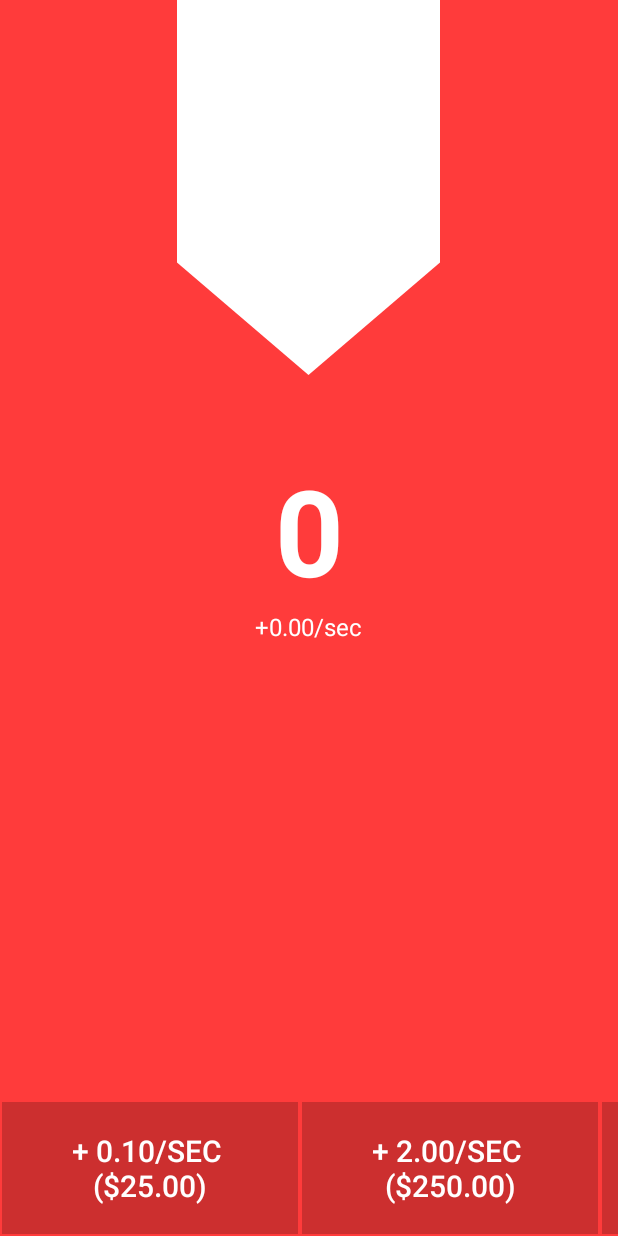
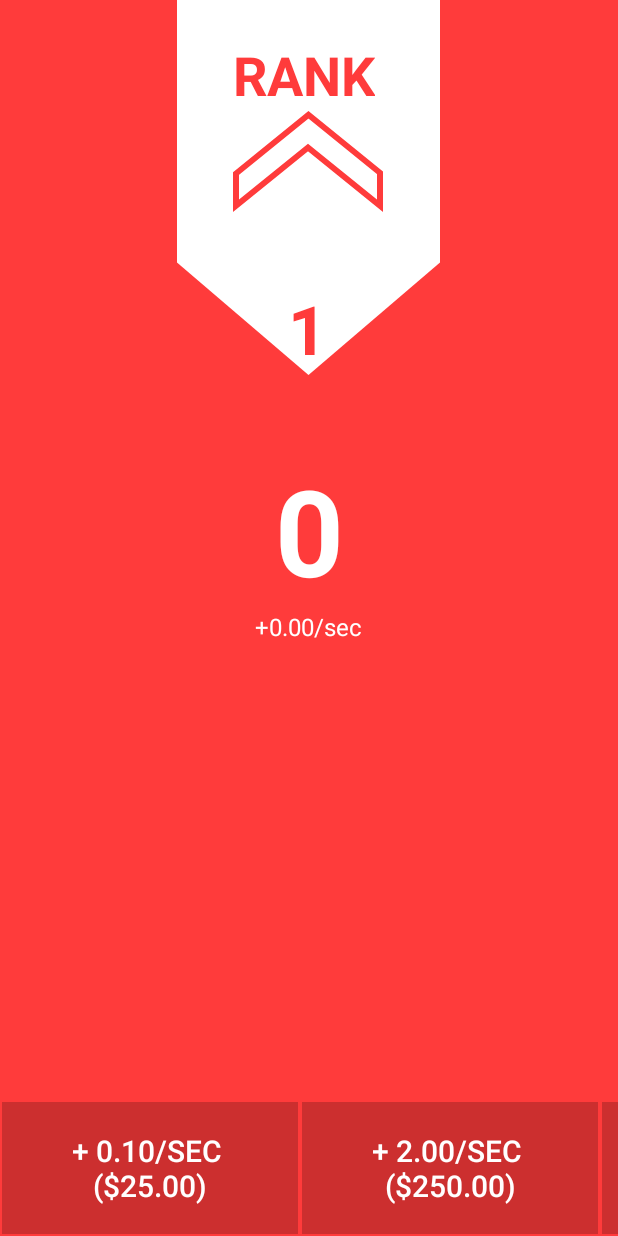
Before and after one commit to DavidZWalker/App, an Android app: the screen it shows after launch (MainActivity), on a phone screen of 412 x 824 dp. Run offline under Robolectric (Android 15) with nearby library versions, the phone set to English and light mode, and no system bars; our stand-ins replace data binding; libraries missing offline, so code that uses them is left out: androidx.databinding.library; 2 statements that could not run were skipped.

Commit message:
starting on ranks
- added rank fragment on main page
- clicking on rank badge will show a dialog -> ranking up happens here
- added graphics for ranks 1 through 3

```diff
--- a/app/src/main/java/de/hdmstuttgart/kotlinapp/view/MainActivity.kt
+++ b/app/src/main/java/de/hdmstuttgart/kotlinapp/view/MainActivity.kt
@@ -14,7 +14,7 @@ import java.math.BigDecimal
 class MainActivity : AppCompatActivity() {
 
     private lateinit var viewModel : ClickerViewModel
-    lateinit var mBinding : ActivityMainBinding
+    private lateinit var mBinding : ActivityMainBinding
     private val clicksFileName = "clicks"
     private val clicksPerSecFilename = "clicksPerSec"
 
--- /dev/null
+++ b/app/src/main/java/de/hdmstuttgart/kotlinapp/view/RankBadgeFragment.kt
@@ -0,0 +1,35 @@
+package de.hdmstuttgart.kotlinapp.view
+
+        import android.os.Bundle
+        import androidx.fragment.app.Fragment
+                import android.view.LayoutInflater
+                import android.view.View
+                import android.view.ViewGroup
+        import androidx.databinding.DataBindingUtil
+                import de.hdmstuttgart.kotlinapp.R
+        import de.hdmstuttgart.kotlinapp.databinding.RankBadgeFragmentBinding
+                import de.hdmstuttgart.kotlinapp.viewmodel.RankViewModel
+
+
+class RankBadgeFragment : Fragment() {
+
+            private lateinit var viewModel : RankViewModel
+            private lateinit var binding: RankBadgeFragmentBinding
+
+            override fun onCreateView(
+                inflater: LayoutInflater, container: ViewGroup?,
+                savedInstanceState: Bundle?) : View? {
+                binding = DataBindingUtil.inflate(inflater, R.layout.rank_badge_fragment, container, false)
+                viewModel = RankViewModel()
+                binding.viewModel = viewModel
+                binding.root.setOnClickListener { openRankPopUp() }
+
+                return binding.root
+            }
+
+            private fun openRankPopUp() {
+                fragmentManager?.let { RankPopUp(viewModel).show(it, "HALLO") }
+            }
+
+
+}
--- /dev/null
+++ b/app/src/main/java/de/hdmstuttgart/kotlinapp/viewmodel/RankViewModel.kt
@@ -0,0 +1,15 @@
+package de.hdmstuttgart.kotlinapp.viewmodel
+
+import androidx.databinding.BaseObservable
+import androidx.databinding.Bindable
+import androidx.databinding.library.baseAdapters.BR
+
+class RankViewModel : BaseObservable() {
+
+    @Bindable
+    var rank = "1"
+        set(value) {
+            field = value
+            notifyPropertyChanged(BR.rank)
+        }
+}
--- /dev/null
+++ b/app/src/main/res/drawable/ic_rank_1.xml
@@ -0,0 +1,21 @@
+<vector xmlns:android="http://schemas.android.com/apk/res/android"
+    android:width="100dp"
+    android:height="130dp"
+    android:viewportWidth="250"
+    android:viewportHeight="330">
+  <path
+      android:pathData="M5,319.47l0,-54.66l120.76,-99.34l119.24,98.08l0,55.92l-120,-98.7l-120,98.7z"
+      android:strokeWidth="10"
+      android:fillColor="#fff"
+      android:strokeColor="#fff"/>
+  <path
+      android:pathData="M5,239.47l0,-54.66l120.76,-99.34l119.24,98.08l0,55.92l-120,-98.7l-120,98.7z"
+      android:strokeWidth="10"
+      android:fillColor="#fff"
+      android:strokeColor="#fff"/>
+  <path
+      android:pathData="M5,160.47l0,-54.66l120.76,-99.34l119.24,98.08l0,55.92l-120,-98.7l-120,98.7z"
+      android:strokeWidth="10"
+      android:fillColor="#fff"
+      android:strokeColor="#ff3b3b"/>
+</vector>
--- a/app/src/main/res/layout/activity_main.xml
+++ b/app/src/main/res/layout/activity_main.xml
@@ -1,10 +1,10 @@
 <?xml version="1.0" encoding="utf-8"?>
 <layout>
     <data>
-        <variable
-            name="viewModel"
-            type="de.hdmstuttgart.kotlinapp.viewmodel.ClickerViewModel" />
-    </data>
+    <variable
+        name="viewModel"
+        type="de.hdmstuttgart.kotlinapp.viewmodel.ClickerViewModel" />
+</data>
 <RelativeLayout android:id="@+id/root"
     xmlns:android="http://schemas.android.com/apk/res/android"
     xmlns:app="http://schemas.android.com/apk/res-auto"
@@ -15,12 +15,12 @@
     android:orientation="vertical"
     android:background="@color/primaryColor">
 
-    <ImageView
-        android:id="@+id/rank"
-        android:layout_centerHorizontal="true"
+    <fragment
+        android:id="@+id/rankBadgeFragment"
+        android:name="de.hdmstuttgart.kotlinapp.view.RankBadgeFragment"
         android:layout_width="wrap_content"
         android:layout_height="wrap_content"
-        android:background="@drawable/rank_background" />
+        android:layout_centerHorizontal="true"/>
 
     <TextView
         android:id="@+id/tvClicks"
--- /dev/null
+++ b/app/src/main/res/layout/rank_badge_fragment.xml
@@ -0,0 +1,71 @@
+<?xml version="1.0" encoding="utf-8"?>
+<layout>
+    <data>
+        <variable
+            name="viewModel"
+            type="de.hdmstuttgart.kotlinapp.viewmodel.RankViewModel" />
+    </data>
+        <RelativeLayout android:id="@+id/badge"
+            xmlns:android="http://schemas.android.com/apk/res/android"
+            xmlns:tools="http://schemas.android.com/tools"
+            android:layout_width="wrap_content"
+            android:layout_height="wrap_content"
+            tools:context=".view.RankBadgeFragment"
+            android:clickable="true"
+            android:focusable="true"
+            android:focusableInTouchMode="true">
+
+            <ImageView
+                android:id="@+id/rank"
+                android:layout_centerHorizontal="true"
+                android:layout_width="wrap_content"
+                android:layout_height="wrap_content"
+                android:background="@drawable/rank_background"
+                android:clickable="false"
+                android:focusable="false"/>
+
+            <LinearLayout
+                android:id="@+id/rankForegroundLayout"
+                android:layout_width="wrap_content"
+                android:layout_height="wrap_content"
+                android:orientation="vertical"
+                android:layout_centerHorizontal="true"
+                android:layout_marginTop="25dp"
+                android:clickable="false"
+                android:focusable="false">
+
+                <TextView
+                    android:layout_width="wrap_content"
+                    android:layout_height="wrap_content"
+                    android:text="RANK"
+                    android:textColor="@color/primaryColor"
+                    android:textSize="36sp"
+                    android:textStyle="bold"
+                    android:gravity="center"
+                    android:clickable="false"
+                    android:focusable="false"/>
+
+                <ImageView
+                    android:id="@+id/rank1"
+                    android:layout_width="wrap_content"
+                    android:layout_height="wrap_content"
+                    android:background="@drawable/ic_rank_1"
+                    android:clickable="false"
+                    android:focusable="false"/>
+
+                <TextView
+                    android:layout_width="wrap_content"
+                    android:layout_height="wrap_content"
+                    android:text="@{viewModel.rank}"
+                    android:textColor="@color/primaryColor"
+                    android:textSize="45sp"
+                    android:textStyle="bold"
+                    android:layout_gravity="center"
+                    android:layout_marginTop="-15dp"
+                    android:clickable="false"
+                    android:focusable="false"/>
+
+            </LinearLayout>
+
+        </RelativeLayout>
+</layout>
```
Also changed, not shown: app/src/main/java/de/hdmstuttgart/kotlinapp/view/RankPopUp.kt (added, +32 -0 lines), app/src/main/res/drawable/ic_rank_2.xml (added, +21 -0 lines), app/src/main/res/drawable/ic_rank_3.xml (added, +21 -0 lines), app/src/main/res/layout/rank_popup.xml (added, +34 -0 lines).
